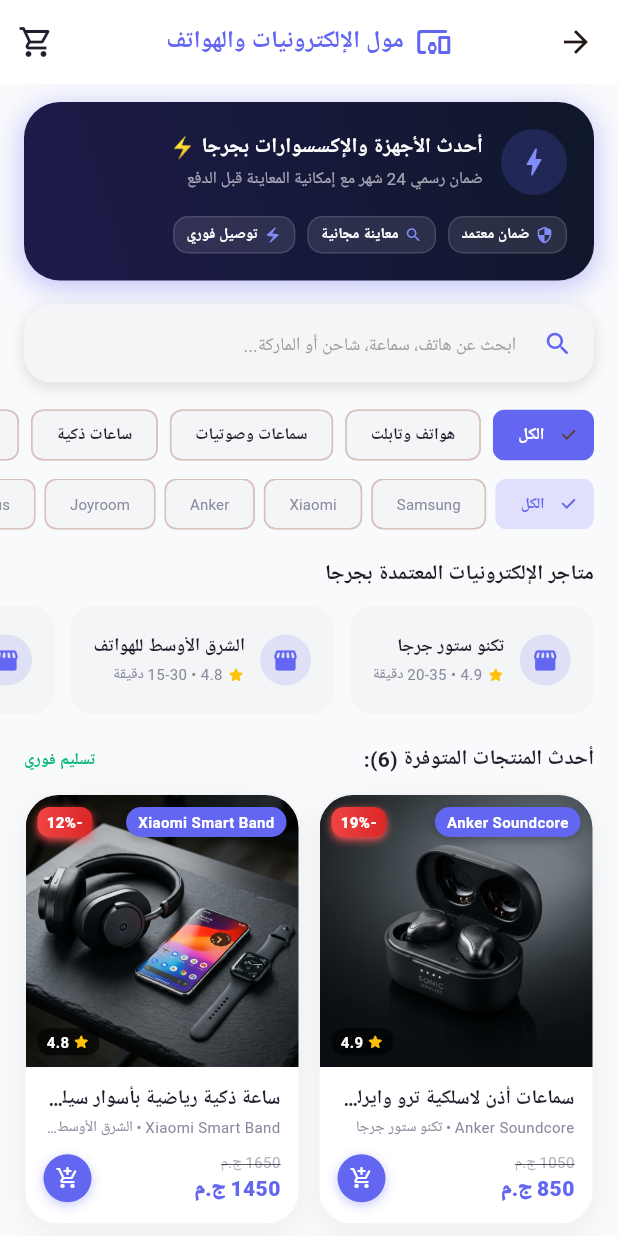
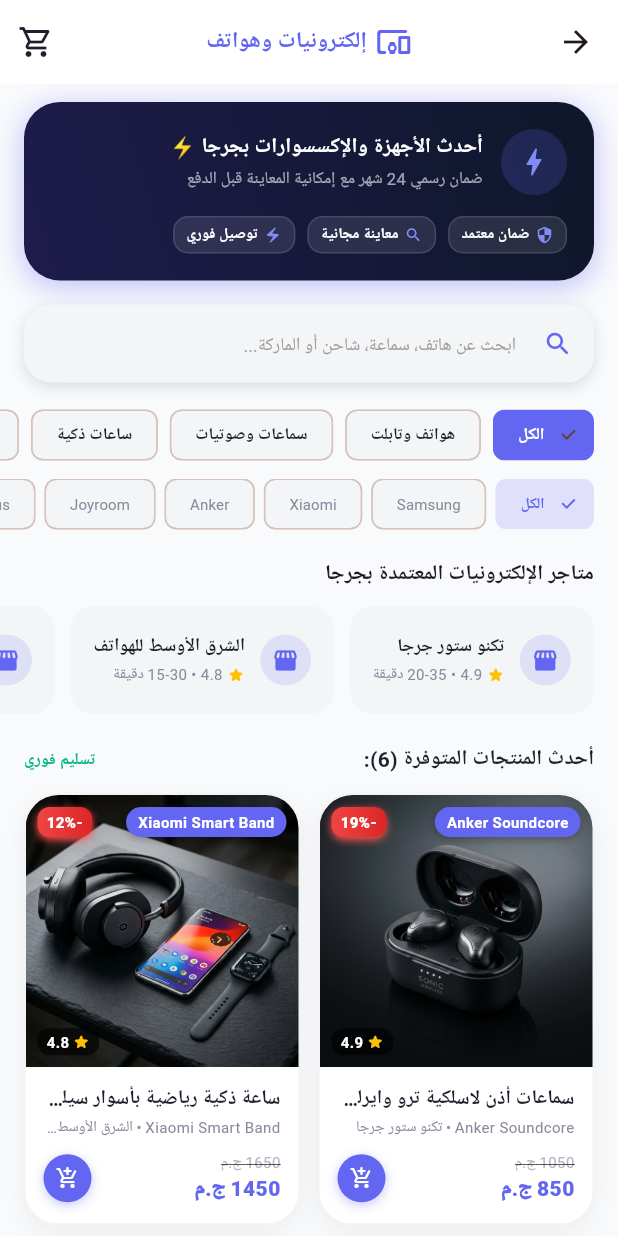
Before and after one commit to khaledibrahim1/EIOP, a Flutter app: the ElectronicsScreen screen opened directly, on a phone screen of 412 x 824 dp. Run offline on Flutter 3.47's test engine with Material 3 defaults, Android fonts, the light colour scheme and no system bars; our stand-ins replace google_fonts; Roboto replaces fonts that are missing (Tajawal).

Commit message:
fix pug size

```diff
--- a/lib/screens/electronics_screen.dart
+++ b/lib/screens/electronics_screen.dart
@@ -437,17 +437,21 @@
         backgroundColor: AppColors.surface,
         elevation: 0,
         centerTitle: true,
-        title: const Row(
+        title: Row(
           mainAxisSize: MainAxisSize.min,
           children: [
-            Icon(Icons.devices_other_rounded, color: Color(0xFF6366F1)),
-            SizedBox(width: 8),
-            Text(
-              'مول الإلكترونيات والهواتف',
-              style: TextStyle(
-                fontSize: 16,
-                fontWeight: FontWeight.bold,
-                color: Color(0xFF6366F1),
+            const Icon(Icons.devices_other_rounded, color: Color(0xFF6366F1)),
+            const SizedBox(width: 6),
+            Flexible(
+              child: Text(
+                'إلكترونيات وهواتف',
+                maxLines: 1,
+                overflow: TextOverflow.ellipsis,
+                style: const TextStyle(
+                  fontSize: 15,
+                  fontWeight: FontWeight.bold,
+                  color: Color(0xFF6366F1),
+                ),
               ),
             ),
           ],
```
